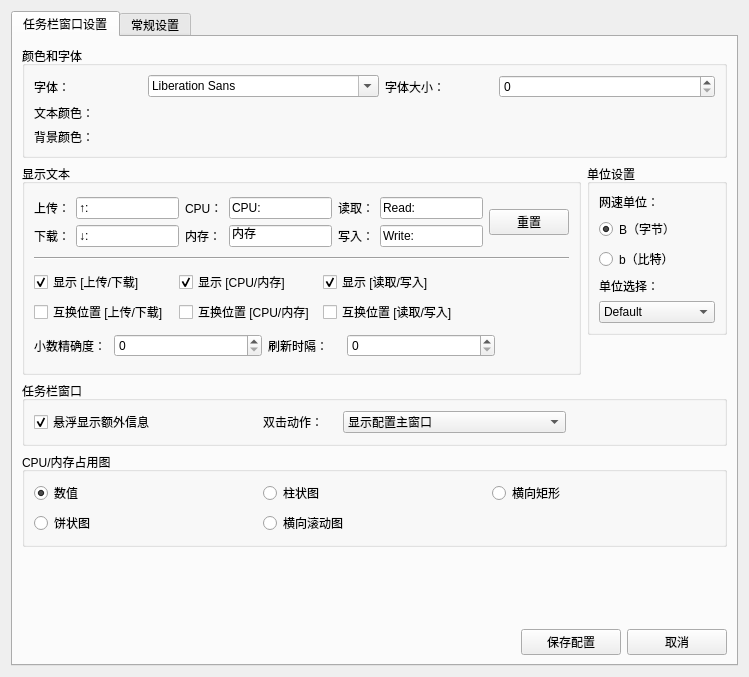
XMuli/NetSpeed, file dde-dock-plugin/WinDdeDockSetting.ui: the form before one commit.
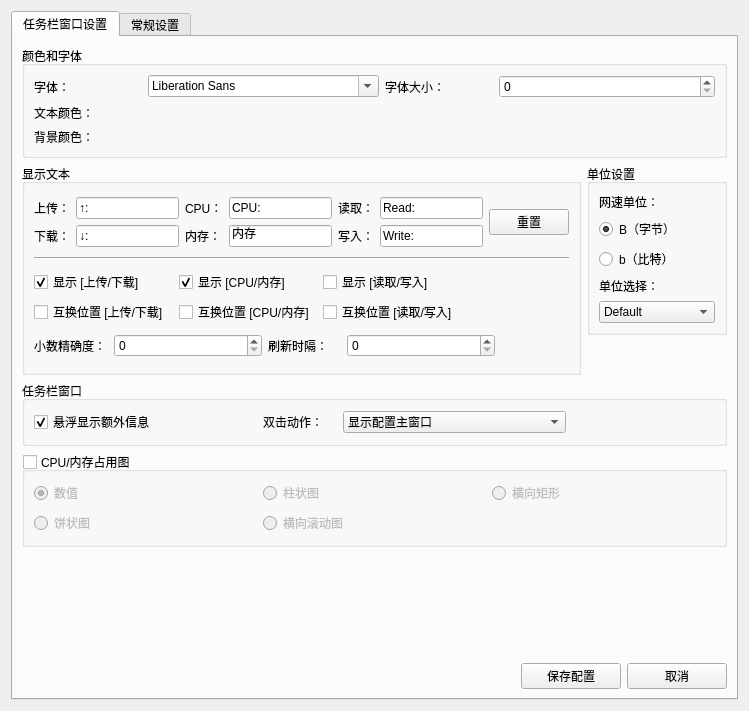
The form after the commit.

Commit message:
feat: In the settings, change some "parameters", etc. to take effect in real time.
For example.
- "Parameter" Color
- "Parameter" accuracy
- Parameter" Hide
- Parameter" position swapping

Patch:
```diff
--- a/dde-dock-plugin/WinDdeDockSetting.ui
+++ b/dde-dock-plugin/WinDdeDockSetting.ui
@@ -7,7 +7,7 @@
     <x>0</x>
     <y>0</y>
     <width>749</width>
-    <height>677</height>
+    <height>711</height>
    </rect>
   </property>
   <property name="windowTitle">
@@ -259,7 +259,7 @@
                        <string>显示 [读取/写入]</string>
                       </property>
                       <property name="checked">
-                       <bool>true</bool>
+                       <bool>false</bool>
                       </property>
                      </widget>
                     </item>
@@ -487,6 +487,15 @@
            <property name="title">
             <string>CPU/内存占用图</string>
            </property>
+           <property name="flat">
+            <bool>false</bool>
+           </property>
+           <property name="checkable">
+            <bool>true</bool>
+           </property>
+           <property name="checked">
+            <bool>false</bool>
+           </property>
            <layout class="QGridLayout" name="gridLayout">
             <item row="0" column="0">
              <widget class="QRadioButton" name="radioButtonNumber">
```
The commit also changes 10 other files.
